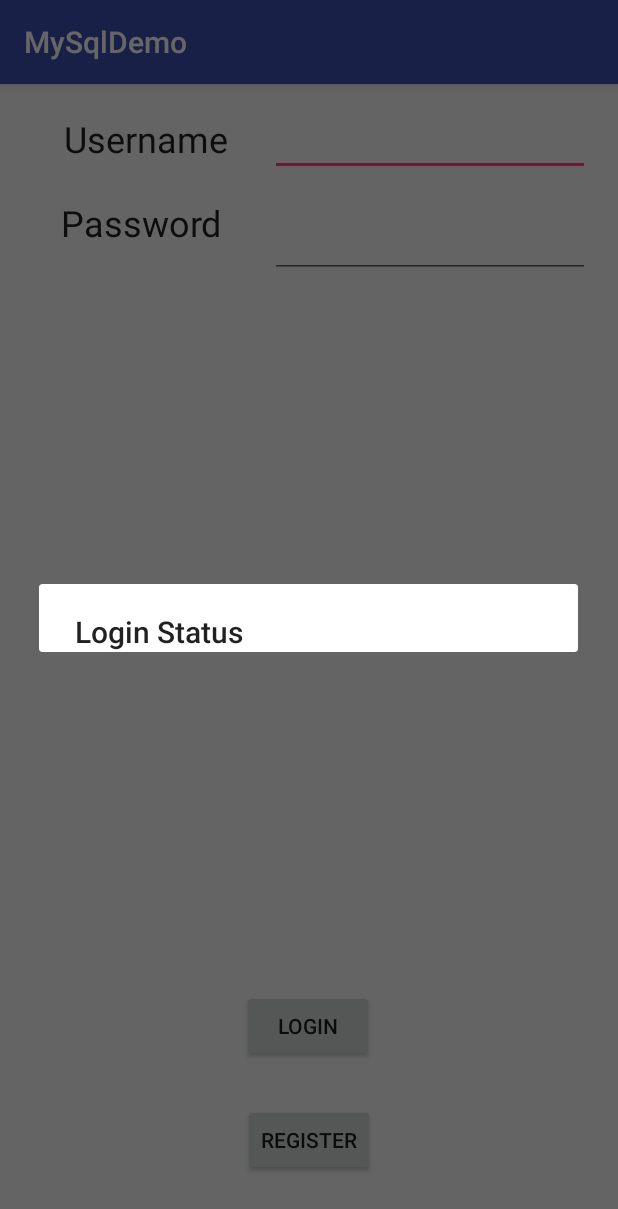
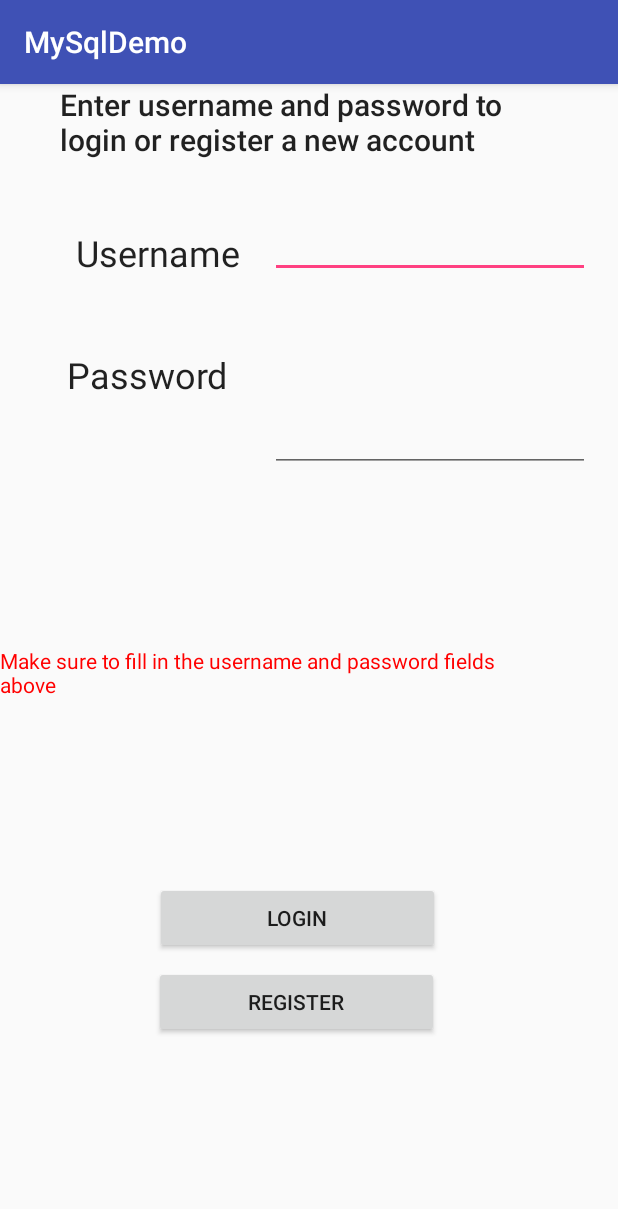
Before and after one commit to sarahCRichmond/AndroidRadio, an Android app: the screen it shows after launch (MainActivity), after a tap on "LOGIN", on a phone screen of 412 x 824 dp. Shown: the top 1209 px of the screen. Run offline under Robolectric (Android 15) with nearby library versions, the phone set to English and light mode, and no system bars; 2 statements that could not run were skipped.

Commit message:
Fixed lots of little bugs and added bad input handling.

```diff
--- a/app/src/main/java/com/example/pchan/mysqldemo/BackgroundWorker.java
+++ b/app/src/main/java/com/example/pchan/mysqldemo/BackgroundWorker.java
@@ -142,8 +142,10 @@ public class BackgroundWorker extends AsyncTask<String, Void, String> {
                 }
 
                 String[] fields = result.split(";");
-                User.getInstance().email = fields[0];
-                User.getInstance().accountID = Integer.parseInt(fields[1]);
+                if (fields.length > 0)
+                    User.getInstance().email = fields[0];
+                if (fields.length > 1)
+                    User.getInstance().accountID = Integer.parseInt(fields[1]);
 
                 bufferedReader.close();
                 inputStream.close();
@@ -168,9 +170,9 @@ public class BackgroundWorker extends AsyncTask<String, Void, String> {
     @Override
     protected void onPostExecute(String result) {
         if (type.equals("login")) {
-            alertDialog.setTitle("Login Status");
-            alertDialog.setMessage(result);
-            alertDialog.show();
+//            alertDialog.setTitle("Login Status");
+//            alertDialog.setMessage(result);
+//            alertDialog.show();
         }
         else if ((type.equals("register"))) {
             alertDialog.setTitle("Registration Status");
--- a/app/src/main/java/com/example/pchan/mysqldemo/MainActivity.java
+++ b/app/src/main/java/com/example/pchan/mysqldemo/MainActivity.java
@@ -3,6 +3,7 @@ package com.example.pchan.mysqldemo;
 import android.Manifest;
 import android.content.Intent;
 import android.content.pm.PackageManager;
+import android.graphics.Color;
 import android.location.Criteria;
 import android.location.LocationManager;
 import android.location.Location;
@@ -16,10 +17,13 @@ import android.util.Log;
 import android.view.View;
 import android.widget.EditText;
 import android.provider.Settings.Secure;
+import android.widget.TextView;
+
 import java.util.Date;
 
 public class MainActivity extends AppCompatActivity {
     EditText UsernameEt, PasswordEt;
+    TextView loginMsgTv;
     User user;
 
     @Override
@@ -28,7 +32,8 @@ public class MainActivity extends AppCompatActivity {
         setContentView(R.layout.activity_main);
         UsernameEt = (EditText)findViewById(R.id.etUserName);
         PasswordEt = (EditText)findViewById(R.id.etPassword);
-
+        loginMsgTv = (TextView)findViewById(R.id.loginErrorMsgTv);
+        loginMsgTv.setTextColor(Color.RED);
         CollectData();
     }
 
@@ -88,22 +93,36 @@ public class MainActivity extends AppCompatActivity {
         dataSender.execute(type2, String.valueOf(myLongitude), String.valueOf(myLatitude), String.valueOf(android_id), time.toString(), "1" );
     }
 
-    public void OnLogin(View view) {
+    public void OnLogin(View view) throws InterruptedException {
         user = User.getInstance();
-        user.Login(this, UsernameEt.getText().toString(), PasswordEt.getText().toString());
-        if (user.accountID != 0){ //only login if credentials validated
-            Intent myIntent = new Intent(view.getContext(), MainMenuActivity.class);
-            startActivity(myIntent);
+        String test1 = UsernameEt.getText().toString();
+        String test2 = PasswordEt.getText().toString();
+        if (UsernameEt.getText().toString().equals("") || PasswordEt.getText().toString().equals(""))
+        {
+            loginMsgTv.setText("Make sure to fill in the username and password fields above");
         }
+        else //only login if username & password are filled out
+        {
+            user.Login(this, UsernameEt.getText().toString(), PasswordEt.getText().toString());
+            Thread.sleep(1000);
+            if (user.accountID != 0){ //only login if credentials validated
+                Intent myIntent = new Intent(view.getContext(), MainMenuActivity.class);
+                startActivity(myIntent);
+                loginMsgTv.setText("");
+            }
+            else
+            {
+                loginMsgTv.setText("No matching username and password, retry or make a new account");
+            }
+        }
+
 
     }
 
-    public void OnAlarm(View view) {
-        Intent myIntent = new Intent(view.getContext(), AlarmActivity.class);
-        startActivity(myIntent);
-    }
-
     public void OnRegister(View view) {
+        UsernameEt.setText("");
+        PasswordEt.setText("");
+        loginMsgTv.setText("");
         Intent myIntent = new Intent(view.getContext(), RegisterActivity.class);
         startActivity(myIntent);
     }
--- a/app/src/main/java/com/example/pchan/mysqldemo/MainMenuActivity.java
+++ b/app/src/main/java/com/example/pchan/mysqldemo/MainMenuActivity.java
@@ -24,6 +24,11 @@ public class MainMenuActivity extends AppCompatActivity {
         startActivity(myIntent);
     }
 
+    public void onBackPressed() {
+        //because we want the back button not work in the main menu, user should
+        //press logout to go back to the login screen
+    }
+
 //    public void OnPlayMusic(View view) {
 //        Intent myIntent = new Intent(view.getContext(), MusicPlayer.class);
 //        startActivity(myIntent);
--- a/app/src/main/res/layout/activity_main.xml
+++ b/app/src/main/res/layout/activity_main.xml
@@ -10,7 +10,7 @@
         android:id="@+id/etUserName"
         android:layout_width="wrap_content"
         android:layout_height="wrap_content"
-        android:layout_marginTop="16dp"
+        android:layout_marginTop="84dp"
         android:ems="10"
         android:inputType="textPersonName"
         app:layout_constraintEnd_toEndOf="parent"
@@ -31,28 +31,28 @@
         app:layout_constraintHorizontal_bias="0.905"
         app:layout_constraintStart_toStartOf="parent"
         app:layout_constraintTop_toBottomOf="@+id/etUserName"
-        app:layout_constraintVertical_bias="0.03" />
+        app:layout_constraintVertical_bias="0.222" />
 
     <Button
         android:id="@+id/btnLogin"
-        android:layout_width="wrap_content"
+        android:layout_width="190dp"
         android:layout_height="wrap_content"
-        android:layout_marginBottom="116dp"
+        android:layout_marginBottom="188dp"
         android:layout_marginStart="8dp"
         android:onClick="OnLogin"
         android:text="Login"
         app:layout_constraintBottom_toBottomOf="parent"
         app:layout_constraintEnd_toEndOf="parent"
-        app:layout_constraintHorizontal_bias="0.486"
+        app:layout_constraintHorizontal_bias="0.447"
         app:layout_constraintStart_toStartOf="parent" />
 
     <TextView
         android:id="@+id/textView"
-        android:layout_width="121dp"
-        android:layout_height="40dp"
+        android:layout_width="113dp"
+        android:layout_height="73dp"
         android:layout_marginEnd="16dp"
         android:layout_marginStart="8dp"
-        android:layout_marginTop="20dp"
+        android:layout_marginTop="96dp"
         android:text="Username"
         android:textAppearance="@style/TextAppearance.AppCompat.Headline"
         app:layout_constraintEnd_toStartOf="@+id/etUserName"
@@ -63,31 +63,55 @@
 
     <TextView
         android:id="@+id/textView2"
-        android:layout_width="131dp"
-        android:layout_height="49dp"
+        android:layout_width="111dp"
+        android:layout_height="32dp"
         android:layout_marginEnd="8dp"
         android:layout_marginStart="8dp"
-        android:layout_marginTop="16dp"
+        android:layout_marginTop="8dp"
         android:text="Password"
         android:textAppearance="@style/TextAppearance.AppCompat.Headline"
         app:layout_constraintEnd_toStartOf="@+id/etPassword"
-        app:layout_constraintHorizontal_bias="1.0"
+        app:layout_constraintHorizontal_bias="0.692"
         app:layout_constraintStart_toStartOf="parent"
         app:layout_constraintTop_toBottomOf="@+id/textView"
         tools:text="Password" />
 
     <Button
         android:id="@+id/button"
-        android:layout_width="wrap_content"
+        android:layout_width="190dp"
         android:layout_height="wrap_content"
-        android:layout_marginBottom="40dp"
+        android:layout_marginBottom="132dp"
         android:layout_marginEnd="8dp"
         android:layout_marginStart="8dp"
         android:onClick="OnRegister"
         android:text="Register"
         app:layout_constraintBottom_toBottomOf="parent"
         app:layout_constraintEnd_toEndOf="parent"
+        app:layout_constraintHorizontal_bias="0.46"
         app:layout_constraintStart_toStartOf="parent"
         tools:text="Register" />
 
+    <TextView
+        android:id="@+id/textView3"
+        android:layout_width="333dp"
+        android:layout_height="54dp"
+        android:layout_marginEnd="8dp"
+        android:layout_marginStart="8dp"
+        android:text="Enter username and password to login or register a new account"
+        android:textAppearance="@style/TextAppearance.AppCompat.Light.SearchResult.Title"
+        app:layout_constraintEnd_toEndOf="parent"
+        app:layout_constraintHorizontal_bias="0.514"
+        app:layout_constraintStart_toStartOf="parent"
+        tools:layout_editor_absoluteY="16dp" />
+
+    <TextView
+        android:id="@+id/loginErrorMsgTv"
+        android:layout_width="347dp"
+        android:layout_height="42dp"
+        android:layout_marginBottom="8dp"
+        android:layout_marginTop="8dp"
+        app:layout_constraintBottom_toTopOf="@+id/btnLogin"
+        app:layout_constraintTop_toBottomOf="@+id/etPassword"
+        tools:layout_editor_absoluteX="20dp" />
+
 </android.support.constraint.ConstraintLayout>
```
Also changed, not shown: app/src/main/java/com/example/pchan/mysqldemo/RegisterActivity.java (+18 -4 lines), app/src/main/res/layout/activity_register.xml (+1 -7 lines), app/src/main/res/layout/content_register.xml (+11 -3 lines).
